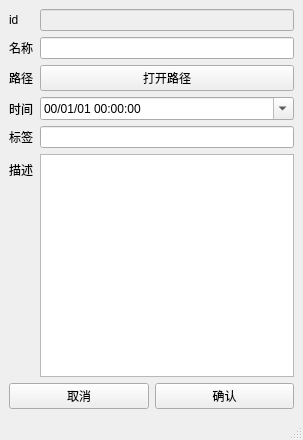
liyihc/labeled-files, file labeled_files/file.ui: the form before one commit.
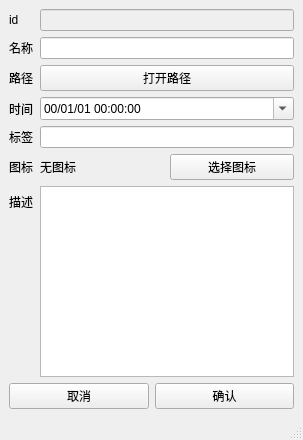
The form after the commit.

Commit message: add icon & change icon

Patch:
```diff
--- a/labeled_files/file.ui
+++ b/labeled_files/file.ui
@@ -72,14 +72,14 @@
       <item row="4" column="1">
        <widget class="QLineEdit" name="tagLineEdit"/>
       </item>
-      <item row="5" column="0">
+      <item row="6" column="0">
        <widget class="QLabel" name="label_2">
         <property name="text">
          <string>描述</string>
         </property>
        </widget>
       </item>
-      <item row="5" column="1">
+      <item row="6" column="1">
        <widget class="QPlainTextEdit" name="plainTextEdit"/>
       </item>
       <item row="3" column="1">
@@ -92,6 +92,31 @@
         </property>
        </widget>
       </item>
+      <item row="5" column="0">
+       <widget class="QLabel" name="label_4">
+        <property name="text">
+         <string>图标</string>
+        </property>
+       </widget>
+      </item>
+      <item row="5" column="1">
+       <layout class="QHBoxLayout" name="horizontalLayout_2">
+        <item>
+         <widget class="QLabel" name="iconLabel">
+          <property name="text">
+           <string>无图标</string>
+          </property>
+         </widget>
+        </item>
+        <item>
+         <widget class="QPushButton" name="iconChoosePushButton">
+          <property name="text">
+           <string>选择图标</string>
+          </property>
+         </widget>
+        </item>
+       </layout>
+      </item>
      </layout>
     </item>
     <item>
```
The commit also changes 4 other files.
